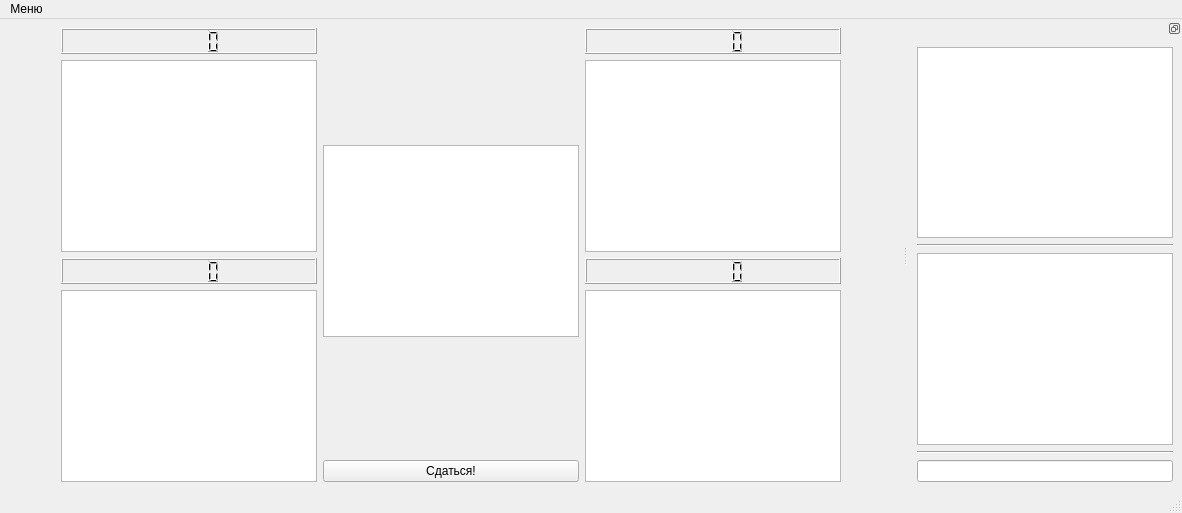
Qt form racingForm.ui (Anna-Sent/qblokus2) before a commit.
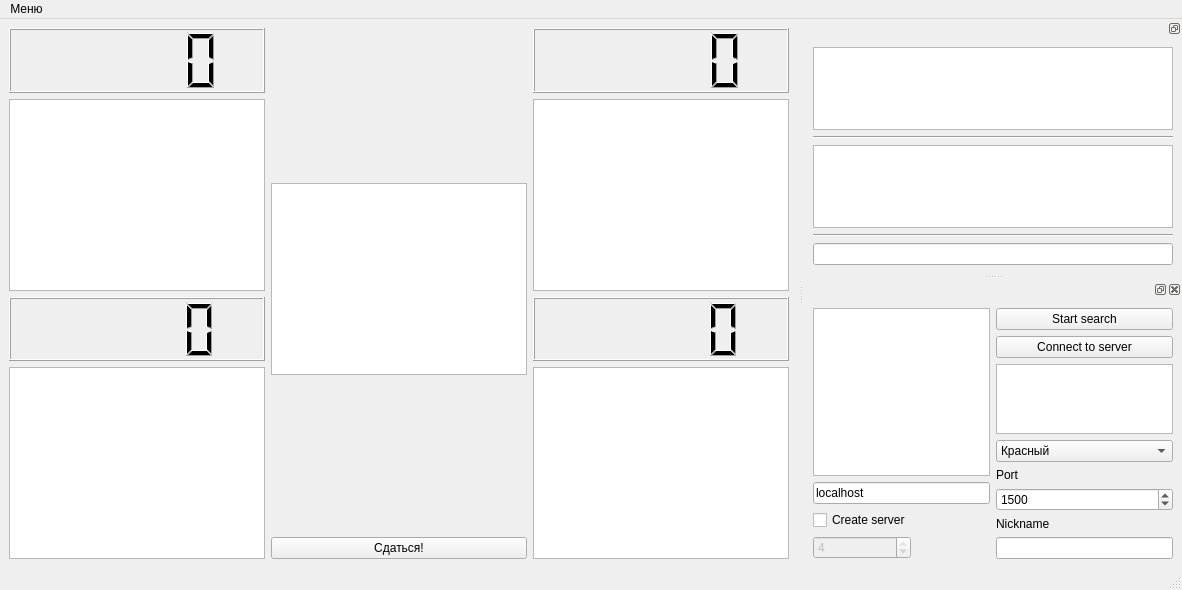
The same form after that commit.

Commit message: ???????? ?????????: ?????? options dialog

Patch:
```diff
--- a/racingForm.ui
+++ b/racingForm.ui
@@ -7,7 +7,7 @@
     <x>0</x>
     <y>0</y>
     <width>1182</width>
-    <height>513</height>
+    <height>590</height>
    </rect>
   </property>
   <property name="windowTitle">
@@ -125,33 +125,207 @@
     <number>2</number>
    </attribute>
    <widget class="QWidget" name="dockWidgetContents">
-    <layout class="QVBoxLayout" name="verticalLayout">
-     <item>
+    <layout class="QGridLayout" name="gridLayout_9">
+     <item row="4" column="0">
+      <widget class="QLineEdit" name="lineEdit"/>
+     </item>
+     <item row="0" column="0">
       <widget class="QListWidget" name="listWidget"/>
      </item>
-     <item>
+     <item row="1" column="0">
       <widget class="Line" name="line">
        <property name="orientation">
         <enum>Qt::Horizontal</enum>
        </property>
       </widget>
      </item>
-     <item>
+     <item row="2" column="0">
       <widget class="QTextEdit" name="textEdit">
        <property name="readOnly">
         <bool>true</bool>
        </property>
       </widget>
      </item>
-     <item>
+     <item row="3" column="0">
       <widget class="Line" name="line_2">
        <property name="orientation">
         <enum>Qt::Horizontal</enum>
        </property>
       </widget>
      </item>
-     <item>
-      <widget class="QLineEdit" name="lineEdit"/>
+    </layout>
+   </widget>
+  </widget>
+  <widget class="QDockWidget" name="dockWidget_3">
+   <attribute name="dockWidgetArea">
+    <number>2</number>
+   </attribute>
+   <widget class="QWidget" name="dockWidgetContents_3">
+    <layout class="QGridLayout" name="gridLayout_10">
+     <item row="0" column="0">
+      <layout class="QGridLayout" name="gridLayout_7">
+       <property name="sizeConstraint">
+        <enum>QLayout::SetMaximumSize</enum>
+       </property>
+       <item row="0" column="0">
+        <layout class="QGridLayout" name="gridLayout_4">
+         <item row="0" column="0">
+          <layout class="QGridLayout" name="gridLayout_2">
+           <item row="0" column="0">
+            <widget class="QListWidget" name="lwServersList"/>
+           </item>
+           <item row="2" column="0">
+            <layout class="QGridLayout" name="gridLayout_3">
+             <item row="0" column="0">
+              <widget class="QCheckBox" name="cbCreateServer">
+               <property name="text">
+                <string>Create server</string>
+               </property>
+              </widget>
+             </item>
+             <item row="1" column="0">
+              <widget class="QSpinBox" name="sbClientsCount">
+               <property name="enabled">
+                <bool>false</bool>
+               </property>
+               <property name="minimum">
+                <number>3</number>
+               </property>
+               <property name="maximum">
+                <number>4</number>
+               </property>
+               <property name="value">
+                <number>4</number>
+               </property>
+              </widget>
+             </item>
+             <item row="1" column="1">
+              <spacer name="horizontalSpacer">
+               <property name="orientation">
+                <enum>Qt::Horizontal</enum>
+               </property>
+               <property name="sizeHint" stdset="0">
+                <size>
+                 <width>40</width>
+                 <height>20</height>
+                </size>
+               </property>
+              </spacer>
+             </item>
+            </layout>
+           </item>
+           <item row="1" column="0">
+            <widget class="QLineEdit" name="leServerIP">
+             <property name="text">
+              <string>localhost</string>
+             </property>
+            </widget>
+           </item>
+          </layout>
+         </item>
+        </layout>
+       </item>
+       <item row="0" column="1">
+        <layout class="QGridLayout" name="gridLayout_6">
+         <item row="0" column="0">
+          <layout class="QGridLayout" name="gridLayout_5">
+           <item row="0" column="0">
+            <widget class="QPushButton" name="pbSearch">
+             <property name="text">
+              <string>Start search</string>
+             </property>
+            </widget>
+           </item>
+           <item row="1" column="0">
+            <widget class="QPushButton" name="pbConnect">
+             <property name="text">
+              <string>Connect to server</string>
+             </property>
+            </widget>
+           </item>
+          </layout>
+         </item>
+         <item row="4" column="0">
+          <layout class="QGridLayout" name="gridLayout_8">
+           <item row="0" column="0">
+            <widget class="QLabel" name="lPort">
+             <property name="text">
+              <string>Port</string>
+             </property>
+            </widget>
+           </item>
+           <item row="2" column="0">
+            <widget class="QLabel" name="lNickname">
+             <property name="text">
+              <string>Nickname</string>
+             </property>
+            </widget>
+           </item>
+           <item row="3" column="0">
+            <widget class="QLineEdit" name="leNickname"/>
+           </item>
+           <item row="1" column="0">
+            <widget class="QSpinBox" name="sbPort">
+             <property name="minimum">
+              <number>1024</number>
+             </property>
+             <property name="maximum">
+              <number>65535</number>
+             </property>
+             <property name="value">
+              <number>1500</number>
+             </property>
+            </widget>
+           </item>
+          </layout>
+         </item>
+         <item row="2" column="0">
+          <spacer name="verticalSpacer">
+           <property name="orientation">
+            <enum>Qt::Vertical</enum>
+           </property>
+           <property name="sizeHint" stdset="0">
+            <size>
+             <width>20</width>
+             <height>40</height>
+            </size>
+           </property>
+          </spacer>
+         </item>
+         <item row="3" column="0">
+          <widget class="QComboBox" name="comboBox">
+           <item>
+            <property name="text">
+             <string>Красный</string>
+            </property>
+           </item>
+           <item>
+            <property name="text">
+             <string>Желтый</string>
+            </property>
+           </item>
+           <item>
+            <property name="text">
+             <string>Зеленый</string>
+            </property>
+           </item>
+           <item>
+            <property name="text">
+             <string>Синий</string>
+            </property>
+           </item>
+          </widget>
+         </item>
+         <item row="1" column="0">
+          <widget class="QTextEdit" name="textEdit_2">
+           <property name="readOnly">
+            <bool>true</bool>
+           </property>
+          </widget>
+         </item>
+        </layout>
+       </item>
+      </layout>
      </item>
     </layout>
    </widget>
```
The commit also changes 6 other files.
